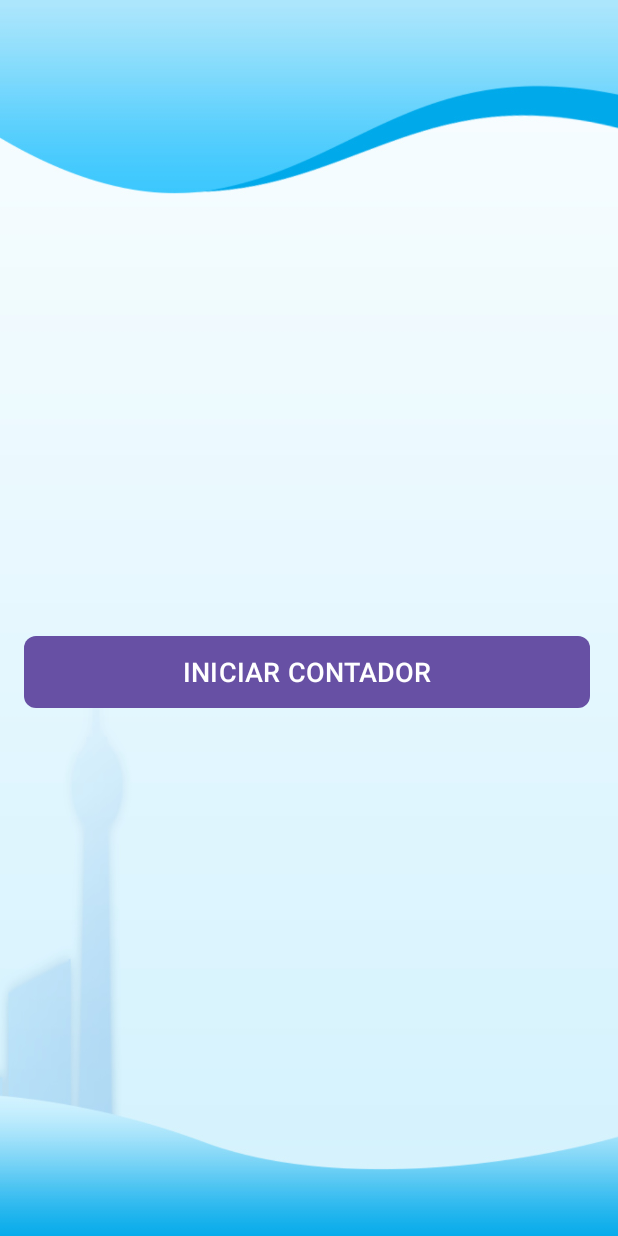
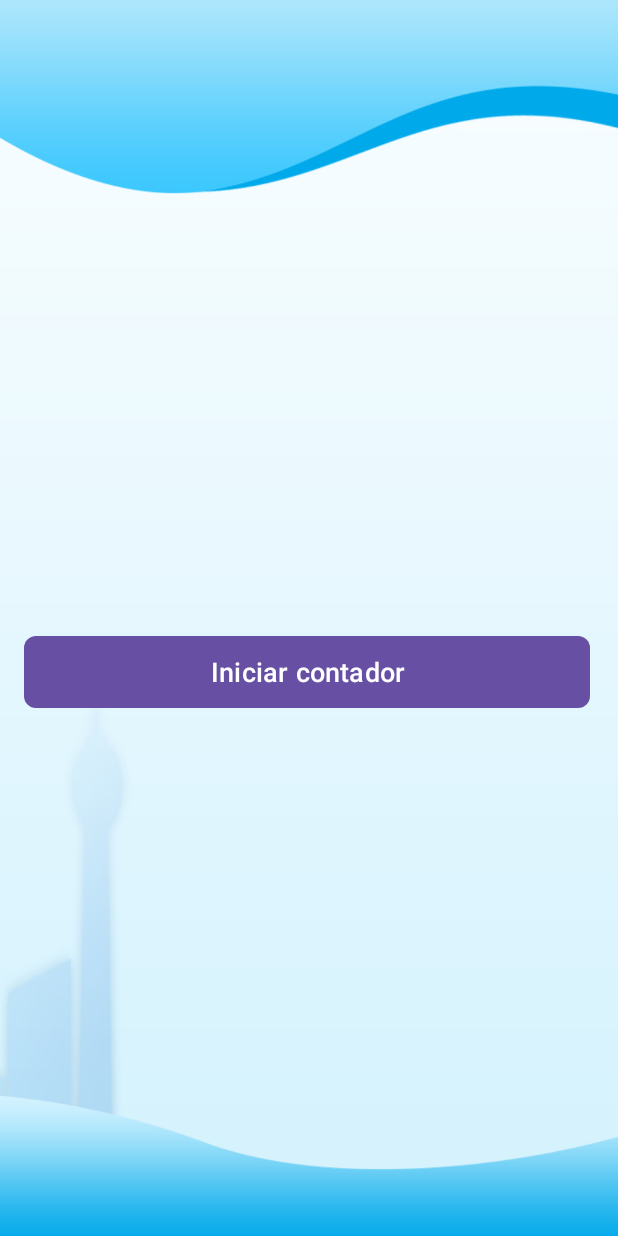
Before and after one commit to abdel1311fatah/App-Gestio-Fichar, an Android app: the Contador_Hores screen opened directly, with no data from a screen before it, on a phone screen of 412 x 824 dp. Run offline under Robolectric (Android 15) with nearby library versions, the phone set to English and light mode, and no system bars; our stand-ins replace Firebase (no records; nobody signed in at launch, a user with empty details on screens opened directly).

Commit message:
IdiomaFixFix
BomboxlatFix

```diff
--- a/app/src/main/res/layout/activity_contador_hores.xml
+++ b/app/src/main/res/layout/activity_contador_hores.xml
@@ -48,7 +48,7 @@
             android:layout_margin="16dp"
             android:background="@drawable/custom_button_background"
             android:onClick="contar"
-            android:text="INICIAR CONTADOR"
+            android:text="Iniciar contador"
             android:textColor="#FFFFFF"
             android:textSize="18sp" />
 
```
